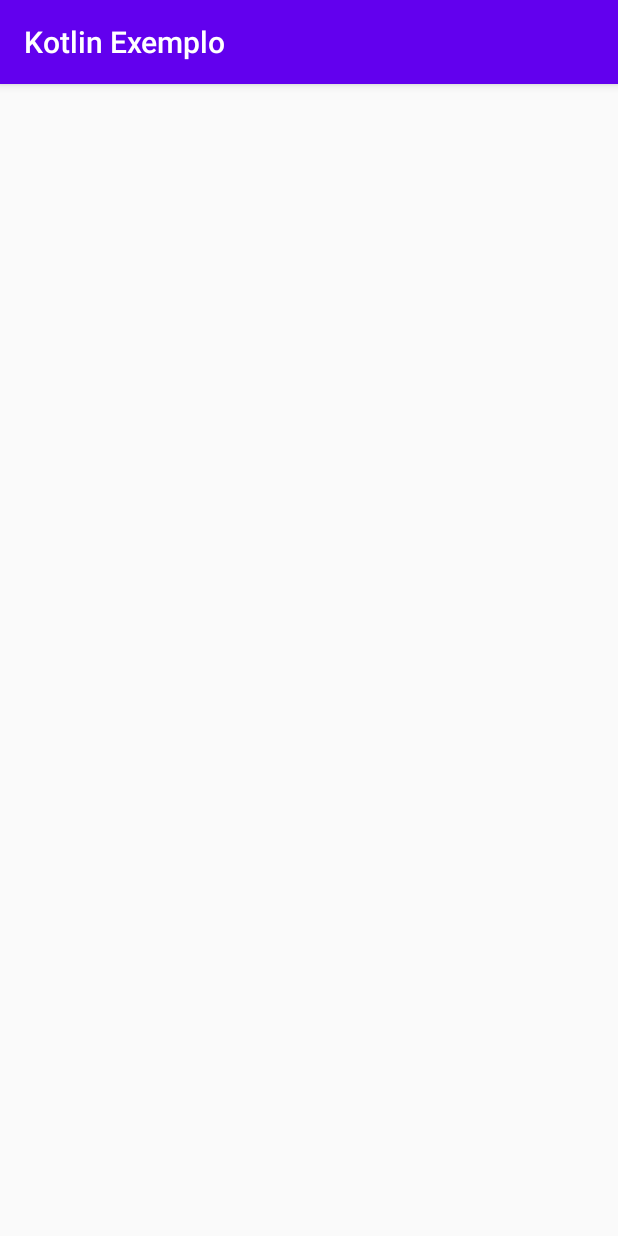
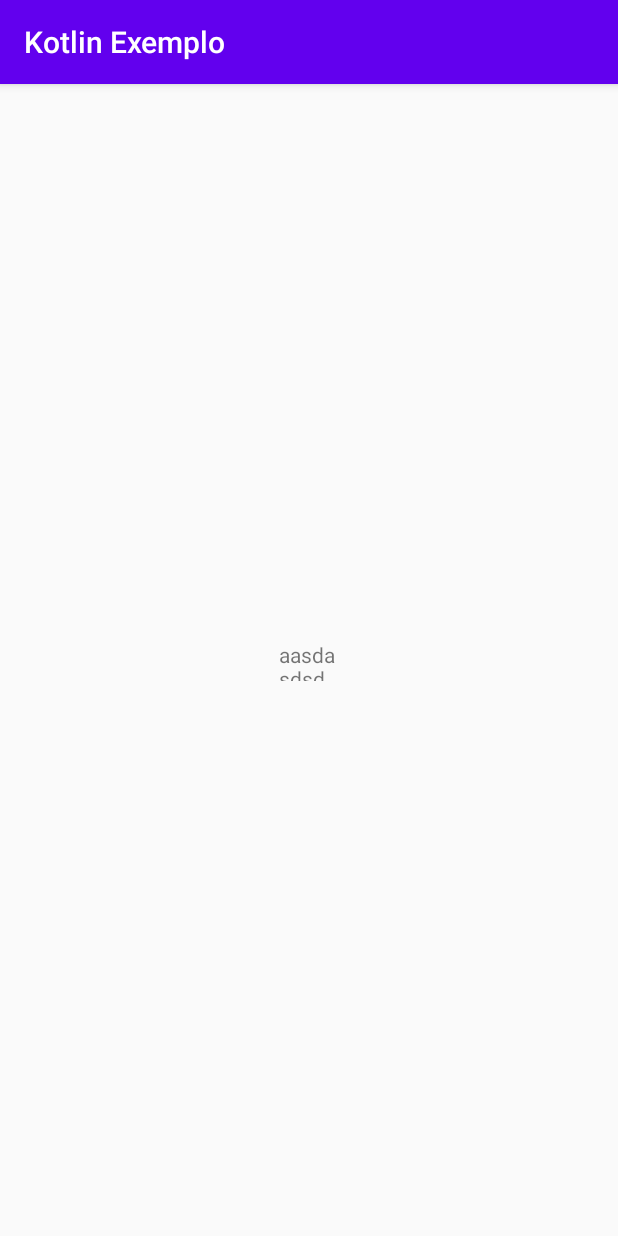
Before and after one commit to JulioMCDias/KotlinExemplo, an Android app: the screen it shows after launch (LoginActivity), on a phone screen of 412 x 824 dp. Run offline under Robolectric (Android 15) with nearby library versions, the phone set to English and light mode, and no system bars.

```diff
--- a/app/src/main/java/com/jlmcdeveloper/kotlinexemplo/AppApplication.kt
+++ b/app/src/main/java/com/jlmcdeveloper/kotlinexemplo/AppApplication.kt
@@ -1,27 +1,25 @@
 package com.jlmcdeveloper.kotlinexemplo
 
 import android.app.Application
-import com.jlmcdeveloper.kotlinexemplo.di.component.DaggerAppComponent
-import dagger.android.AndroidInjector
-import dagger.android.DispatchingAndroidInjector
-import dagger.android.HasAndroidInjector
-import javax.inject.Inject
+import com.jlmcdeveloper.kotlinexemplo.di.activityModules
+import com.jlmcdeveloper.kotlinexemplo.di.appModules
+import org.koin.android.ext.koin.androidContext
+import org.koin.android.ext.koin.androidLogger
+import org.koin.core.context.startKoin
 
-class AppApplication : Application() , HasAndroidInjector{
-
-    @Inject lateinit var dispatchingAndroidInjector : DispatchingAndroidInjector<Any>
+class AppApplication : Application(){
 
     override fun onCreate() {
         super.onCreate()
-
-        DaggerAppComponent.builder()
-            .application(this)
-            .build()
-            .inject(this)
-    }
-
-
-    override fun androidInjector(): AndroidInjector<Any> {
-        return dispatchingAndroidInjector
+        // get all modules
+        val moduleList = appModules + activityModules
+        // set the module list
+        startKoin{
+            androidLogger()
+            // declare used Android context
+            androidContext(this@AppApplication)
+            // declare modules
+            modules(moduleList)
+        }
     }
 }
--- a/app/src/main/java/com/jlmcdeveloper/kotlinexemplo/ViewModelProvideFactory.kt
+++ /dev/null
@@ -1,22 +0,0 @@
-package com.jlmcdeveloper.kotlinexemplo
-
-import androidx.lifecycle.ViewModel
-import androidx.lifecycle.ViewModelProvider
-import com.jlmcdeveloper.kotlinexemplo.data.Repository
-import com.jlmcdeveloper.kotlinexemplo.ui.login.LoginViewModel
-import com.jlmcdeveloper.kotlinexemplo.ui.main.MainViewModel
-import javax.inject.Inject
-
-class ViewModelProvideFactory @Inject constructor(private val repository: Repository):
-    ViewModelProvider.NewInstanceFactory() {
-
-    override fun <T : ViewModel?> create(modelClass: Class<T>): T =
-        with(modelClass){
-            when {
-                isAssignableFrom(LoginViewModel::class.java) -> LoginViewModel(repository)
-                isAssignableFrom(MainViewModel::class.java) -> MainViewModel(repository)
-
-                else -> IllegalArgumentException("Unknown ViewModel class")
-            }
-        }  as T
-}
--- /dev/null
+++ b/app/src/main/java/com/jlmcdeveloper/kotlinexemplo/di/ActivityModule.kt
@@ -0,0 +1,27 @@
+package com.jlmcdeveloper.kotlinexemplo.di
+
+import com.jlmcdeveloper.kotlinexemplo.ui.login.LoginViewModel
+import com.jlmcdeveloper.kotlinexemplo.ui.main.MainViewModel
+import com.jlmcdeveloper.kotlinexemplo.ui.newuser.NewUserViewModel
+import com.jlmcdeveloper.kotlinexemplo.ui.note.NoteViewModel
+import org.koin.android.viewmodel.dsl.viewModel
+import org.koin.dsl.module
+
+
+val mainModule = module{
+    viewModel { MainViewModel(get()) }
+}
+
+val loginModule = module{
+    viewModel { LoginViewModel(get()) }
+}
+
+val newUserModule = module{
+    viewModel { NewUserViewModel(get()) }
+}
+
+val noteModule = module{
+    viewModel { NoteViewModel(get()) }
+}
+
+val activityModules = listOf(mainModule, loginModule, noteModule, newUserModule)
--- /dev/null
+++ b/app/src/main/java/com/jlmcdeveloper/kotlinexemplo/di/AppModule.kt
@@ -0,0 +1,12 @@
+package com.jlmcdeveloper.kotlinexemplo.di
+
+import com.jlmcdeveloper.kotlinexemplo.data.Repository
+import org.koin.dsl.module
+
+
+val dataModule = module {
+    single{ Repository() }
+}
+
+
+val appModules = listOf(dataModule)
--- a/app/src/main/java/com/jlmcdeveloper/kotlinexemplo/di/module/AppModule.kt
+++ /dev/null
@@ -1,20 +0,0 @@
-package com.jlmcdeveloper.kotlinexemplo.di.module
-
-import android.app.Application
-import android.content.Context
-import com.jlmcdeveloper.kotlinexemplo.data.Repository
-import dagger.Module
-import dagger.Provides
-import javax.inject.Singleton
-
-@Module
-class AppModule {
-
-    @Provides
-    @Singleton
-    fun provideContext(app: Application): Context = app
-
-    @Provides
-    @Singleton
-    fun provideRepository() : Repository = Repository()
-}
--- a/app/src/main/java/com/jlmcdeveloper/kotlinexemplo/ui/base/BaseActivity.kt
+++ /dev/null
@@ -1,52 +0,0 @@
-package com.jlmcdeveloper.kotlinexemplo.ui.base
-
-import android.os.Bundle
-import androidx.annotation.LayoutRes
-import androidx.appcompat.app.AppCompatActivity
-import androidx.databinding.DataBindingUtil
-import androidx.databinding.ViewDataBinding
-import dagger.android.AndroidInjection
-
-abstract class BaseActivity<T : ViewDataBinding, V : BaseViewModel<*>> : AppCompatActivity() {
-    private var viewModel : V? = null
-    var viewDataBinding : T? = null
-        private set
-
-    /**
-     * Override for set binding variable
-     * @return variable id
-     */
-    abstract val bindingVariable : Int
-
-    /**
-     * @return layout resource id
-     */
-    @get:LayoutRes
-    abstract val layoutId: Int
-
-    /**
-     * Override for set view model
-     * @return view model instance
-     */
-    abstract fun getViewModel() : V
-
-
-    override fun onCreate(savedInstanceState: Bundle?) {
-        super.onCreate(savedInstanceState)
-        performDependencyInjection()
-        performDataBinding()
-    }
-
-    fun performDependencyInjection(){
-        AndroidInjection.inject(this)
-    }
-
-    private fun performDataBinding(){
-        viewDataBinding = DataBindingUtil.setContentView(this, layoutId)
-        this.viewModel = if (viewModel != null) viewModel else getViewModel()
-
-        (viewDataBinding as ViewDataBinding).setVariable(bindingVariable, viewModel)
-        (viewDataBinding as ViewDataBinding).executePendingBindings()
-    }
-
-}
--- a/app/src/main/java/com/jlmcdeveloper/kotlinexemplo/ui/base/BaseViewModel.kt
+++ /dev/null
@@ -1,22 +0,0 @@
-package com.jlmcdeveloper.kotlinexemplo.ui.base
-
-import androidx.databinding.ObservableBoolean
-import androidx.lifecycle.ViewModel
-import com.jlmcdeveloper.kotlinexemplo.data.Repository
-import io.reactivex.disposables.CompositeDisposable
-import java.lang.ref.WeakReference
-
-abstract class BaseViewModel<N> (val repository: Repository) : ViewModel() {
-
-    lateinit var navigator : WeakReference<N>
-    private val compositeDisposable : CompositeDisposable = CompositeDisposable()
-    private val observableBoolean : ObservableBoolean = ObservableBoolean()
-
-
-    override fun onCleared() {
-        compositeDisposable.dispose()
-        super.onCleared()
-    }
-
-
-}
--- a/app/src/main/java/com/jlmcdeveloper/kotlinexemplo/ui/login/LoginActivity.kt
+++ b/app/src/main/java/com/jlmcdeveloper/kotlinexemplo/ui/login/LoginActivity.kt
@@ -1,33 +1,18 @@
 package com.jlmcdeveloper.kotlinexemplo.ui.login
 
 import android.os.Bundle
-import androidx.lifecycle.ViewModelProvider
-import com.jlmcdeveloper.kotlinexemplo.BR
+import androidx.appcompat.app.AppCompatActivity
 import com.jlmcdeveloper.kotlinexemplo.R
-import com.jlmcdeveloper.kotlinexemplo.ViewModelProvideFactory
-import com.jlmcdeveloper.kotlinexemplo.databinding.ActivityLoginBinding
-import com.jlmcdeveloper.kotlinexemplo.ui.base.BaseActivity
-import java.lang.ref.WeakReference
-import javax.inject.Inject
+import kotlinx.android.synthetic.main.activity_login.*
+import org.koin.android.ext.android.inject
 
-class LoginActivity : BaseActivity<ActivityLoginBinding, LoginViewModel>(), LoginNavigator {
-
-    @Inject lateinit var factory : ViewModelProvideFactory
-    override val bindingVariable = BR.viewModel
-    override val layoutId = R.layout.activity_login
-
-    private lateinit var loginViewModel: LoginViewModel
-    private var activityLoginBinding : ActivityLoginBinding? = null
-
-    override fun getViewModel(): LoginViewModel {
-        loginViewModel = ViewModelProvider(this, factory).get(LoginViewModel::class.java)
-        return loginViewModel
-    }
+class LoginActivity : AppCompatActivity(){
+    private val loginViewModel: LoginViewModel by inject()
 
     override fun onCreate(savedInstanceState: Bundle?) {
         super.onCreate(savedInstanceState)
-        activityLoginBinding = viewDataBinding
-        loginViewModel.navigator = WeakReference(this)
+        setContentView(R.layout.activity_login)
+
     }
 
 
--- a/app/src/main/java/com/jlmcdeveloper/kotlinexemplo/ui/login/LoginNavigator.kt
+++ /dev/null
@@ -1,4 +0,0 @@
-package com.jlmcdeveloper.kotlinexemplo.ui.login
-
-interface LoginNavigator {
-}
--- a/app/src/main/java/com/jlmcdeveloper/kotlinexemplo/ui/login/LoginViewModel.kt
+++ b/app/src/main/java/com/jlmcdeveloper/kotlinexemplo/ui/login/LoginViewModel.kt
@@ -1,10 +1,9 @@
 package com.jlmcdeveloper.kotlinexemplo.ui.login
 
+import androidx.lifecycle.ViewModel
 import com.jlmcdeveloper.kotlinexemplo.data.Repository
-import com.jlmcdeveloper.kotlinexemplo.ui.base.BaseViewModel
 
 
-class LoginViewModel(repository: Repository) : BaseViewModel<LoginNavigator>(repository) {
-
+class LoginViewModel(repository: Repository) : ViewModel() {
 
 }
--- a/app/src/main/java/com/jlmcdeveloper/kotlinexemplo/ui/main/MainNavigator.kt
+++ /dev/null
@@ -1,5 +0,0 @@
-package com.jlmcdeveloper.kotlinexemplo.ui.main
-
-interface MainNavigator{
-
-}
--- a/app/src/main/java/com/jlmcdeveloper/kotlinexemplo/ui/main/MainViewModel.kt
+++ b/app/src/main/java/com/jlmcdeveloper/kotlinexemplo/ui/main/MainViewModel.kt
@@ -1,9 +1,8 @@
 package com.jlmcdeveloper.kotlinexemplo.ui.main
 
+import androidx.lifecycle.ViewModel
 import com.jlmcdeveloper.kotlinexemplo.data.Repository
-import com.jlmcdeveloper.kotlinexemplo.ui.base.BaseViewModel
 
-class MainViewModel(repository: Repository) : BaseViewModel<MainNavigator>(repository){
-
+class MainViewModel(repository: Repository) : ViewModel(){
 
 }
--- a/app/src/main/res/layout/activity_login.xml
+++ b/app/src/main/res/layout/activity_login.xml
@@ -1,18 +1,20 @@
 <?xml version="1.0" encoding="utf-8"?>
-<layout xmlns:android="http://schemas.android.com/apk/res/android"
-    xmlns:app="http://schemas.android.com/apk/res-auto"
-    xmlns:tools="http://schemas.android.com/tools">
+<androidx.constraintlayout.widget.ConstraintLayout xmlns:app="http://schemas.android.com/apk/res-auto"
+    xmlns:tools="http://schemas.android.com/tools"
+    xmlns:android="http://schemas.android.com/apk/res/android"
+    android:layout_width="match_parent"
+    android:layout_height="match_parent"
+    tools:context=".ui.login.LoginActivity">
 
-    <data>
-        <variable
-            name="viewModel"
-            type="com.jlmcdeveloper.kotlinexemplo.ui.login.LoginViewModel" />
-    </data>
 
-    <androidx.constraintlayout.widget.ConstraintLayout
-        android:layout_width="match_parent"
-        android:layout_height="match_parent"
-        tools:context=".ui.login.LoginActivity">
+    <TextView
+        android:id="@+id/vwTextLogin"
+        android:layout_width="40dp"
+        android:layout_height="27dp"
+        android:text="aasdasdsd"
+        app:layout_constraintBottom_toBottomOf="parent"
+        app:layout_constraintEnd_toEndOf="parent"
+        app:layout_constraintStart_toStartOf="parent"
+        app:layout_constraintTop_toTopOf="parent" />
 
-    </androidx.constraintlayout.widget.ConstraintLayout>
-</layout>
+</androidx.constraintlayout.widget.ConstraintLayout>
```
Also changed, not shown: app/build.gradle (+5 -12 lines), app/src/main/java/com/jlmcdeveloper/kotlinexemplo/di/builder/ActivityBuilder.kt (deleted, +0 -16 lines), app/src/main/java/com/jlmcdeveloper/kotlinexemplo/di/component/AppComponent.kt (deleted, +0 -28 lines), app/src/main/java/com/jlmcdeveloper/kotlinexemplo/ui/main/MainActivity.kt (+7 -25 lines), app/src/main/java/com/jlmcdeveloper/kotlinexemplo/ui/newuser/NewUserViewModel.kt (added, +9 -0 lines), app/src/main/java/com/jlmcdeveloper/kotlinexemplo/ui/note/NoteViewModel.kt (added, +7 -0 lines), app/src/main/res/layout/activity_main.xml (+8 -14 lines).
